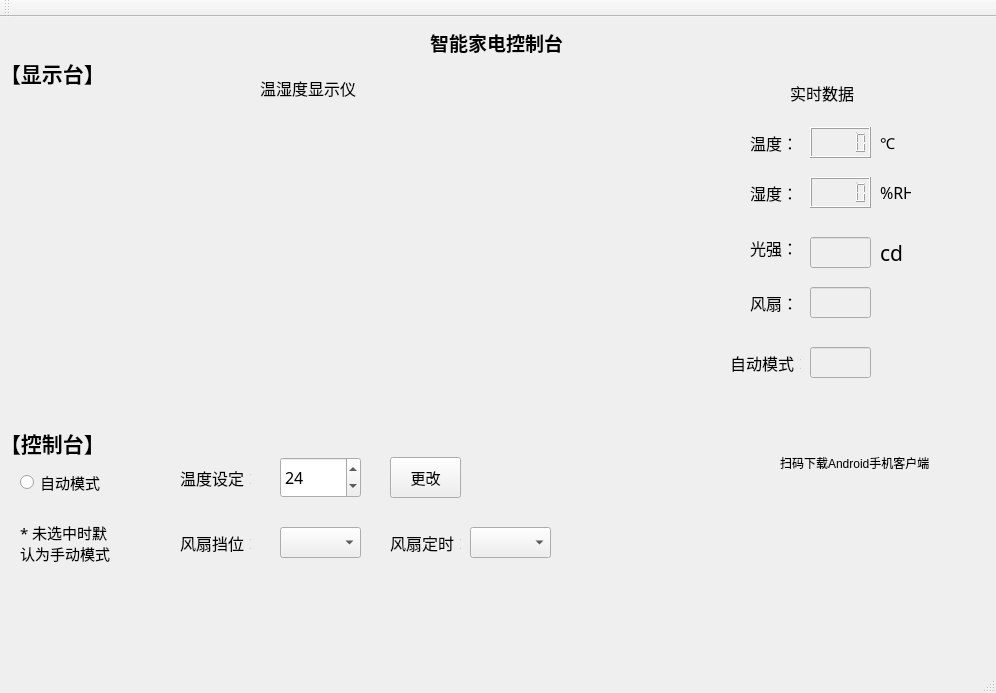
The window that mainwindow.ui (zgqzhangguoqi/Qt_smart_elec) describes before a commit, drawn with Qt 5.
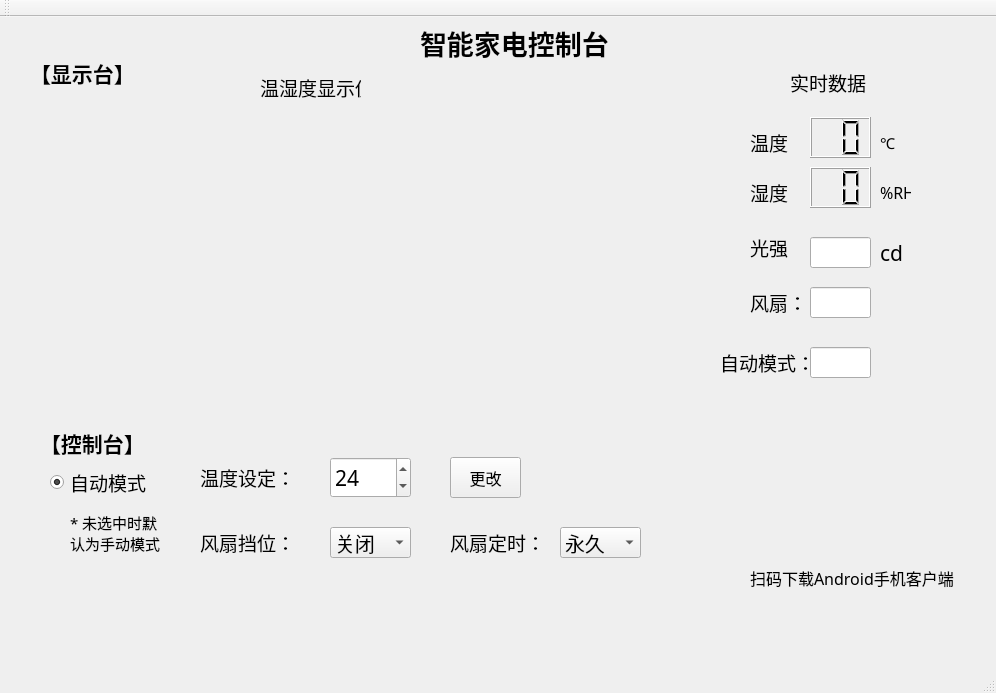
The same window after the commit. Icons and pictures are not drawn.

Commit message: 全面优化界面

```diff
--- a/mainwindow.ui
+++ b/mainwindow.ui
@@ -13,11 +13,17 @@
     <height>693</height>
    </rect>
   </property>
+  <property name="font">
+   <font>
+    <family>楷体</family>
+    <pointsize>12</pointsize>
+   </font>
+  </property>
   <property name="windowTitle">
    <string>智能家电系统</string>
   </property>
   <property name="windowIcon">
-   <iconset>
+   <iconset resource="resouses.qrc">
     <normaloff>:/new/prefix1/onepage (1).png</normaloff>:/new/prefix1/onepage (1).png</iconset>
   </property>
   <widget class="QWidget" name="centralWidget">
@@ -37,22 +43,22 @@
      <string/>
     </property>
     <property name="pixmap">
-     <pixmap>:/new/prefix1/onepage (1).png</pixmap>
+     <pixmap resource="resouses.qrc">:/new/prefix1/onepage (1).png</pixmap>
     </property>
    </widget>
    <widget class="QLabel" name="lb_title">
     <property name="geometry">
      <rect>
-      <x>430</x>
+      <x>420</x>
       <y>10</y>
-      <width>171</width>
+      <width>211</width>
       <height>31</height>
      </rect>
     </property>
     <property name="font">
      <font>
-      <family>新宋体</family>
-      <pointsize>14</pointsize>
+      <family>楷体</family>
+      <pointsize>20</pointsize>
       <weight>75</weight>
       <bold>true</bold>
      </font>
@@ -91,9 +97,8 @@
     </property>
     <property name="font">
      <font>
-      <family>黑体</family>
-      <pointsize>12</pointsize>
-      <underline>false</underline>
+      <family>楷体</family>
+      <pointsize>14</pointsize>
      </font>
     </property>
     <property name="text">
@@ -111,8 +116,8 @@
     </property>
     <property name="font">
      <font>
-      <family>宋体</family>
-      <pointsize>12</pointsize>
+      <family>楷体</family>
+      <pointsize>14</pointsize>
       <weight>50</weight>
       <bold>false</bold>
      </font>
@@ -125,11 +130,21 @@
     <property name="geometry">
      <rect>
       <x>810</x>
-      <y>110</y>
+      <y>100</y>
       <width>61</width>
-      <height>31</height>
+      <height>41</height>
      </rect>
     </property>
+    <property name="font">
+     <font>
+      <family>Times New Roman</family>
+      <weight>75</weight>
+      <bold>true</bold>
+     </font>
+    </property>
+    <property name="digitCount">
+     <number>2</number>
+    </property>
    </widget>
    <widget class="QLabel" name="lb_C">
     <property name="geometry">
@@ -142,7 +157,7 @@
     </property>
     <property name="font">
      <font>
-      <family>宋体</family>
+      <family>楷体</family>
       <pointsize>11</pointsize>
      </font>
     </property>
@@ -161,8 +176,8 @@
     </property>
     <property name="font">
      <font>
-      <family>宋体</family>
-      <pointsize>12</pointsize>
+      <family>楷体</family>
+      <pointsize>14</pointsize>
      </font>
     </property>
     <property name="text">
@@ -173,11 +188,14 @@
     <property name="geometry">
      <rect>
       <x>810</x>
-      <y>160</y>
+      <y>150</y>
       <width>61</width>
-      <height>31</height>
+      <height>41</height>
      </rect>
     </property>
+    <property name="digitCount">
+     <number>2</number>
+    </property>
    </widget>
    <widget class="QLabel" name="lb_hum_2">
     <property name="geometry">
@@ -190,7 +208,7 @@
     </property>
     <property name="font">
      <font>
-      <family>宋体</family>
+      <family>等线</family>
       <pointsize>12</pointsize>
      </font>
     </property>
@@ -202,15 +220,15 @@
     <property name="geometry">
      <rect>
       <x>790</x>
-      <y>60</y>
+      <y>50</y>
       <width>111</width>
       <height>31</height>
      </rect>
     </property>
     <property name="font">
      <font>
-      <family>黑体</family>
-      <pointsize>12</pointsize>
+      <family>楷体</family>
+      <pointsize>14</pointsize>
      </font>
     </property>
     <property name="text">
@@ -228,8 +246,8 @@
     </property>
     <property name="font">
      <font>
-      <family>宋体</family>
-      <pointsize>12</pointsize>
+      <family>楷体</family>
+      <pointsize>14</pointsize>
      </font>
     </property>
     <property name="text">
@@ -238,7 +256,7 @@
    </widget>
    <widget class="QLineEdit" name="edit_sun">
     <property name="enabled">
-     <bool>false</bool>
+     <bool>true</bool>
     </property>
     <property name="geometry">
      <rect>
@@ -248,6 +266,29 @@
       <height>31</height>
      </rect>
     </property>
+    <property name="font">
+     <font>
+      <family>楷体</family>
+      <pointsize>14</pointsize>
+      <weight>50</weight>
+      <bold>false</bold>
+     </font>
+    </property>
+    <property name="focusPolicy">
+     <enum>Qt::NoFocus</enum>
+    </property>
+    <property name="acceptDrops">
+     <bool>true</bool>
+    </property>
+    <property name="layoutDirection">
+     <enum>Qt::LeftToRight</enum>
+    </property>
+    <property name="alignment">
+     <set>Qt::AlignCenter</set>
+    </property>
+    <property name="readOnly">
+     <bool>true</bool>
+    </property>
    </widget>
    <widget class="QLabel" name="lb_sun_logo">
     <property name="geometry">
@@ -260,7 +301,7 @@
     </property>
     <property name="font">
      <font>
-      <family>宋体</family>
+      <family>等线</family>
       <pointsize>16</pointsize>
      </font>
     </property>
@@ -280,7 +321,7 @@
     <property name="font">
      <font>
       <family>宋体</family>
-      <pointsize>12</pointsize>
+      <pointsize>14</pointsize>
      </font>
     </property>
     <property name="text">
@@ -289,7 +330,7 @@
    </widget>
    <widget class="QLineEdit" name="edit_fan">
     <property name="enabled">
-     <bool>false</bool>
+     <bool>true</bool>
     </property>
     <property name="geometry">
      <rect>
@@ -299,20 +340,32 @@
       <height>31</height>
      </rect>
     </property>
+    <property name="font">
+     <font>
+      <family>楷体</family>
+      <pointsize>14</pointsize>
+     </font>
+    </property>
+    <property name="alignment">
+     <set>Qt::AlignCenter</set>
+    </property>
+    <property name="readOnly">
+     <bool>true</bool>
+    </property>
    </widget>
    <widget class="QLabel" name="lb_auto">
     <property name="geometry">
      <rect>
-      <x>730</x>
+      <x>720</x>
       <y>320</y>
-      <width>71</width>
+      <width>91</width>
       <height>51</height>
      </rect>
     </property>
     <property name="font">
      <font>
       <family>宋体</family>
-      <pointsize>12</pointsize>
+      <pointsize>14</pointsize>
      </font>
     </property>
     <property name="text">
@@ -321,7 +374,7 @@
    </widget>
    <widget class="QLineEdit" name="edit_auto">
     <property name="enabled">
-     <bool>false</bool>
+     <bool>true</bool>
     </property>
     <property name="geometry">
      <rect>
@@ -331,6 +384,18 @@
       <height>31</height>
      </rect>
     </property>
+    <property name="font">
+     <font>
+      <family>楷体</family>
+      <pointsize>14</pointsize>
+     </font>
+    </property>
+    <property name="alignment">
+     <set>Qt::AlignCenter</set>
+    </property>
+    <property name="readOnly">
+     <bool>true</bool>
+    </property>
    </widget>
    <widget class="QLabel" name="lb_contr">
     <property name="enabled">
@@ -338,7 +403,7 @@
     </property>
     <property name="geometry">
      <rect>
-      <x>0</x>
+      <x>40</x>
       <y>410</y>
       <width>121</width>
       <height>31</height>
@@ -346,7 +411,7 @@
     </property>
     <property name="font">
      <font>
-      <family>宋体</family>
+      <family>楷体</family>
       <pointsize>16</pointsize>
       <weight>75</weight>
       <bold>true</bold>
@@ -356,67 +421,104 @@
      <string>【控制台】</string>
     </property>
    </widget>
-   <widget class="QRadioButton" name="asdio_auto">
+   <widget class="QRadioButton" name="radio_auto">
     <property name="geometry">
      <rect>
-      <x>20</x>
+      <x>50</x>
       <y>450</y>
-      <width>91</width>
+      <width>111</width>
       <height>31</height>
      </rect>
     </property>
     <property name="font">
      <font>
-      <family>宋体</family>
-      <pointsize>11</pointsize>
+      <family>楷体</family>
+      <pointsize>14</pointsize>
+      <weight>50</weight>
+      <bold>false</bold>
      </font>
     </property>
     <property name="text">
      <string>自动模式</string>
     </property>
+    <property name="checked">
+     <bool>true</bool>
+    </property>
    </widget>
    <widget class="QComboBox" name="combox_fan">
     <property name="geometry">
      <rect>
-      <x>280</x>
+      <x>330</x>
       <y>510</y>
       <width>81</width>
       <height>31</height>
      </rect>
     </property>
+    <property name="font">
+     <font>
+      <family>楷体</family>
+      <pointsize>15</pointsize>
+      <weight>50</weight>
+      <italic>false</italic>
+      <bold>false</bold>
+     </font>
+    </property>
+    <item>
+     <property name="text">
+      <string>关闭</string>
+     </property>
+    </item>
+    <item>
+     <property name="text">
+      <string>低速</string>
+     </property>
+    </item>
+    <item>
+     <property name="text">
+      <string>中速</string>
+     </property>
+    </item>
+    <item>
+     <property name="text">
+      <string>高速</string>
+     </property>
+    </item>
    </widget>
    <widget class="QLabel" name="lb_fan_">
+    <property name="enabled">
+     <bool>true</bool>
+    </property>
     <property name="geometry">
      <rect>
-      <x>180</x>
+      <x>200</x>
       <y>510</y>
-      <width>71</width>
+      <width>91</width>
       <height>31</height>
      </rect>
     </property>
     <property name="font">
      <font>
-      <family>宋体</family>
-      <pointsize>12</pointsize>
+      <family>楷体</family>
+      <pointsize>14</pointsize>
      </font>
     </property>
     <property name="text">
      <string>风扇挡位：</string>
     </property>
    </widget>
-   <widget class="QLabel" name="label">
+   <widget class="QLabel" name="lb_set_temp">
     <property name="geometry">
      <rect>
-      <x>180</x>
+      <x>200</x>
       <y>450</y>
-      <width>71</width>
+      <width>91</width>
       <height>21</height>
      </rect>
     </property>
     <property name="font">
      <font>
-      <family>宋体</family>
-      <pointsize>12</pointsize>
+      <family>楷体</family>
+      <pointsize>14</pointsize>
      </font>
     </property>
     <property name="text">
@@ -429,7 +531,7 @@
     </property>
     <property name="geometry">
      <rect>
-      <x>280</x>
+      <x>330</x>
       <y>440</y>
       <width>81</width>
       <height>41</height>
@@ -437,18 +539,18 @@
     </property>
     <property name="font">
      <font>
-      <family>宋体</family>
-      <pointsize>12</pointsize>
+      <family>楷体</family>
+      <pointsize>16</pointsize>
      </font>
     </property>
     <property name="value">
      <number>24</number>
     </property>
    </widget>
-   <widget class="QPushButton" name="pushButton">
+   <widget class="QPushButton" name="btn_temp">
     <property name="geometry">
      <rect>
-      <x>390</x>
+      <x>450</x>
       <y>440</y>
       <width>71</width>
       <height>41</height>
@@ -456,8 +558,8 @@
     </property>
     <property name="font">
      <font>
-      <family>宋体</family>
-      <pointsize>11</pointsize>
+      <family>楷体</family>
+      <pointsize>12</pointsize>
      </font>
     </property>
     <property name="text">
@@ -467,8 +569,8 @@
    <widget class="QLabel" name="label_2">
     <property name="geometry">
      <rect>
-      <x>20</x>
-      <y>480</y>
+      <x>70</x>
+      <y>470</y>
       <width>91</width>
       <height>91</height>
      </rect>
@@ -492,15 +594,15 @@
    <widget class="QLabel" name="label_3">
     <property name="geometry">
      <rect>
-      <x>0</x>
+      <x>30</x>
       <y>40</y>
-      <width>101</width>
+      <width>111</width>
       <height>31</height>
      </rect>
     </property>
     <property name="font">
      <font>
-      <family>宋体</family>
+      <family>楷体</family>
       <pointsize>16</pointsize>
       <weight>75</weight>
       <bold>true</bold>
@@ -514,7 +616,7 @@
     <property name="geometry">
      <rect>
       <x>810</x>
-      <y>470</y>
+      <y>460</y>
       <width>81</width>
       <height>81</height>
      </rect>
@@ -529,29 +631,29 @@
    <widget class="QLabel" name="label_5">
     <property name="geometry">
      <rect>
-      <x>780</x>
-      <y>430</y>
-      <width>151</width>
-      <height>31</height>
+      <x>750</x>
+      <y>550</y>
+      <width>211</width>
+      <height>21</height>
      </rect>
     </property>
     <property name="text">
      <string>扫码下载Android手机客户端</string>
     </property>
    </widget>
-   <widget class="QLabel" name="label_6">
+   <widget class="QLabel" name="lb_time_fan">
     <property name="geometry">
      <rect>
-      <x>390</x>
+      <x>450</x>
       <y>510</y>
-      <width>71</width>
+      <width>91</width>
       <height>31</height>
      </rect>
     </property>
     <property name="font">
      <font>
-      <family>宋体</family>
-      <pointsize>12</pointsize>
+      <family>楷体</family>
+      <pointsize>14</pointsize>
      </font>
     </property>
     <property name="text">
@@ -561,12 +663,42 @@
    <widget class="QComboBox" name="combox_time">
     <property name="geometry">
      <rect>
-      <x>470</x>
+      <x>560</x>
       <y>510</y>
       <width>81</width>
       <height>31</height>
      </rect>
     </property>
+    <property name="font">
+     <font>
+      <pointsize>15</pointsize>
+     </font>
+    </property>
+    <item>
+     <property name="text">
+      <string>永久</string>
+     </property>
+    </item>
+    <item>
+     <property name="text">
+      <string>15分</string>
+     </property>
+    </item>
+    <item>
+     <property name="text">
+      <string>30分</string>
+     </property>
+    </item>
+    <item>
+     <property name="text">
+      <string>1小时</string>
+     </property>
+    </item>
+    <item>
+     <property name="text">
+      <string>2小时</string>
+     </property>
+    </item>
    </widget>
   </widget>
   <widget class="QMenuBar" name="menuBar">
@@ -575,7 +707,7 @@
      <x>0</x>
      <y>0</y>
      <width>996</width>
-     <height>23</height>
+     <height>22</height>
     </rect>
    </property>
   </widget>
```
Left out of the diff: 4 changed lines with no effect on the pictures. The commit also changes 2 other files.
